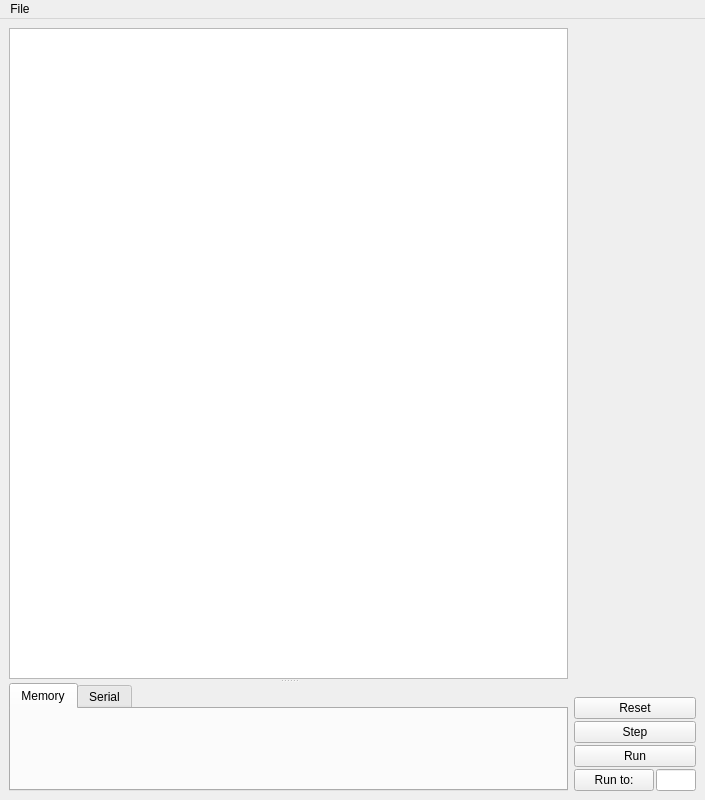
The window that Qt/windows/debugwindow.ui (RocketRope/Gameboy-Emulator) describes before a commit, drawn with Qt 5.
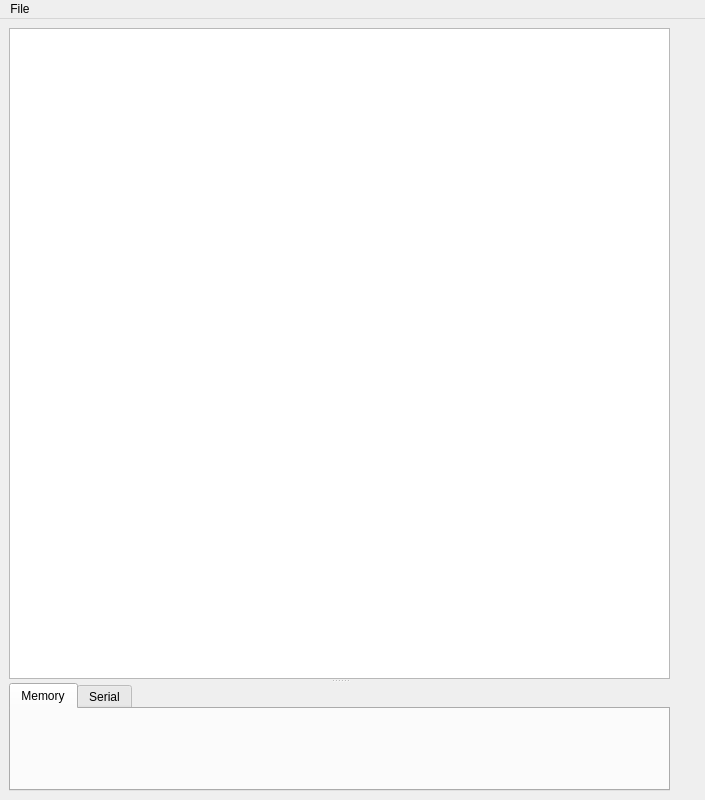
The same window after the commit. Custom widgets are drawn as their Qt base class.

The edit to the form file:
```diff
--- a/Qt/windows/debugwindow.ui
+++ b/Qt/windows/debugwindow.ui
@@ -146,54 +146,6 @@
         </property>
        </spacer>
       </item>
-      <item>
-       <widget class="QPushButton" name="pushButton">
-        <property name="text">
-         <string>Reset</string>
-        </property>
-       </widget>
-      </item>
-      <item>
-       <widget class="QPushButton" name="step_pushButton">
-        <property name="text">
-         <string>Step</string>
-        </property>
-       </widget>
-      </item>
-      <item>
-       <widget class="QPushButton" name="run_pushButton">
-        <property name="text">
-         <string>Run</string>
-        </property>
-       </widget>
-      </item>
-      <item>
-       <layout class="QHBoxLayout" name="horizontalLayout_2">
-        <item>
-         <widget class="QPushButton" name="run_to_pushButton">
-          <property name="text">
-           <string>Run to:</string>
-          </property>
-         </widget>
-        </item>
-        <item>
-         <widget class="QLineEdit" name="run_to_lineEdit">
-          <property name="sizePolicy">
-           <sizepolicy hsizetype="Preferred" vsizetype="Fixed">
-            <horstretch>0</horstretch>
-            <verstretch>0</verstretch>
-           </sizepolicy>
-          </property>
-          <property name="maximumSize">
-           <size>
-            <width>40</width>
-            <height>16777215</height>
-           </size>
-          </property>
-         </widget>
-        </item>
-       </layout>
-      </item>
      </layout>
     </item>
    </layout>
```
